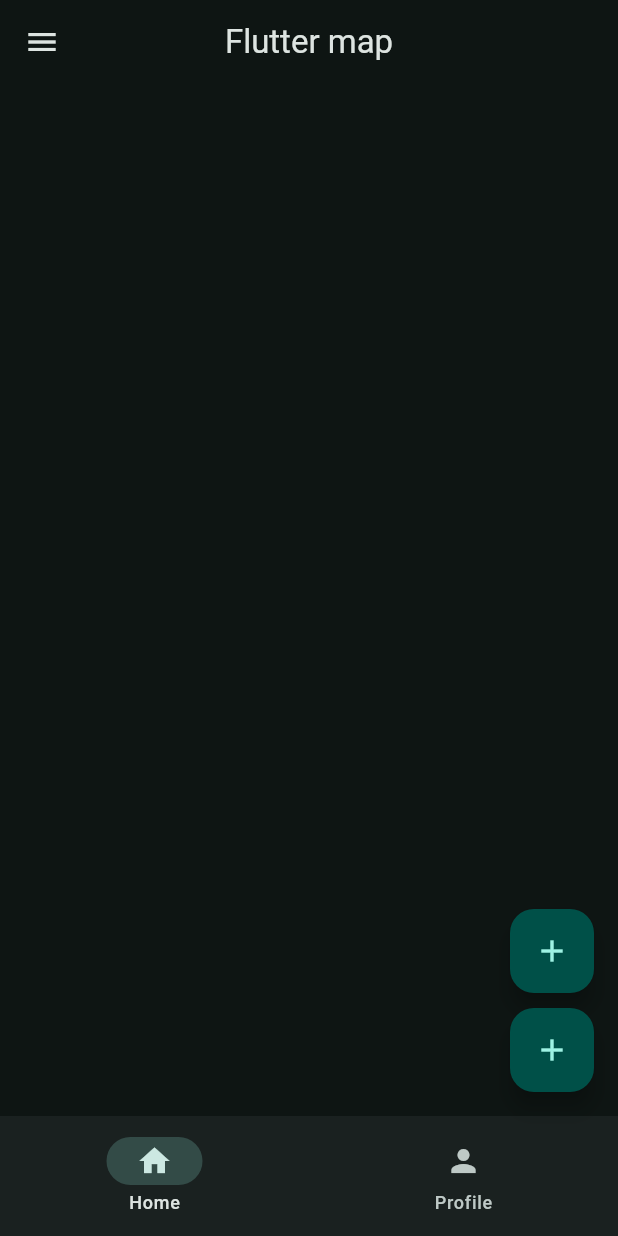
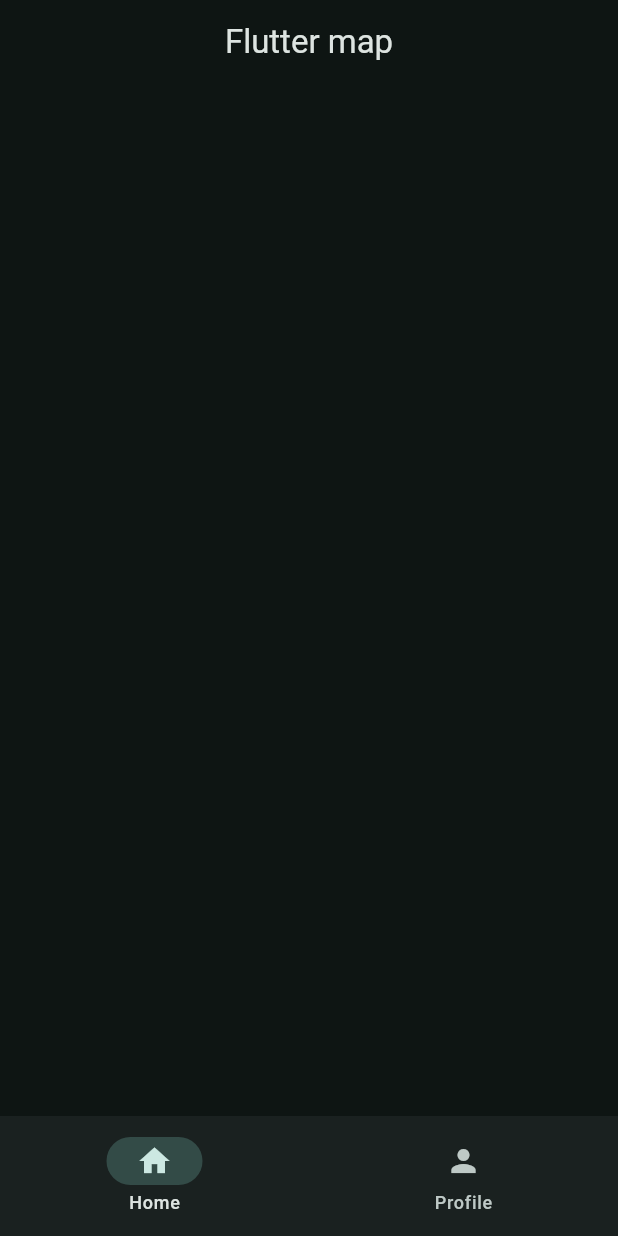
Before and after one commit to LevCey/flutterweb, a Flutter app: the screen it shows after launch, on a phone screen of 412 x 824 dp. Run offline on Flutter 3.47's test engine with Material 3 defaults, Android fonts, the phone set to English and light mode, and no system bars.

Commit message:
null safety

```diff
--- a/flutter_ultimate/lib/main.dart
+++ b/flutter_ultimate/lib/main.dart
@@ -3,6 +3,8 @@ import 'package:flutter/material.dart';
 void main() {
   runApp(const MyApp());
 }
+
+String? title = 'Flutter map';
 
 class MyApp extends StatelessWidget {
   const MyApp({super.key});
@@ -17,20 +19,8 @@ class MyApp extends StatelessWidget {
           brightness: Brightness.dark,
         ),
       ),
-      home: SafeArea(
-        child: Scaffold(
-          appBar: AppBar(title: Text('Flutter map'), centerTitle: true),
-          drawer: Drawer(
-            child: Column(children: [ListTile(title: Text('Logout'))]),
-          ),
-          floatingActionButton: Column(
-            mainAxisAlignment: MainAxisAlignment.end,
-            children: [
-              FloatingActionButton(onPressed: () {}, child: Icon(Icons.add)),
-              SizedBox(height: 10),
-              FloatingActionButton(onPressed: () {}, child: Icon(Icons.add)),
-            ],
-          ),
+      home: Scaffold(
+        appBar: AppBar(title: Text(title!), centerTitle: true),
         bottomNavigationBar: NavigationBar(
           destinations: [
             NavigationDestination(icon: Icon(Icons.home), label: 'Home'),
@@ -40,7 +30,6 @@ class MyApp extends StatelessWidget {
           selectedIndex: 0,
         ),
       ),
-      ),
     );
   }
 }
```
Lines whose indentation alone changed are shown as unchanged.
